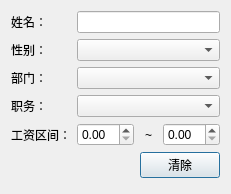
Old version of the form CMS/GuidoCMS/form/searchdialog.ui in the repository GuidoLuo0521/Projects.
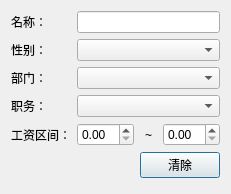
New version of the form.

The edit to the form file:
```diff
--- a/CMS/GuidoCMS/form/searchdialog.ui
+++ b/CMS/GuidoCMS/form/searchdialog.ui
@@ -6,7 +6,7 @@
    <rect>
     <x>0</x>
     <y>0</y>
-    <width>221</width>
+    <width>225</width>
     <height>194</height>
    </rect>
   </property>
@@ -33,7 +33,7 @@
      <item row="0" column="0">
       <widget class="QLabel" name="labelName">
        <property name="text">
-        <string>姓名：</string>
+        <string>名称：</string>
        </property>
       </widget>
      </item>
```
